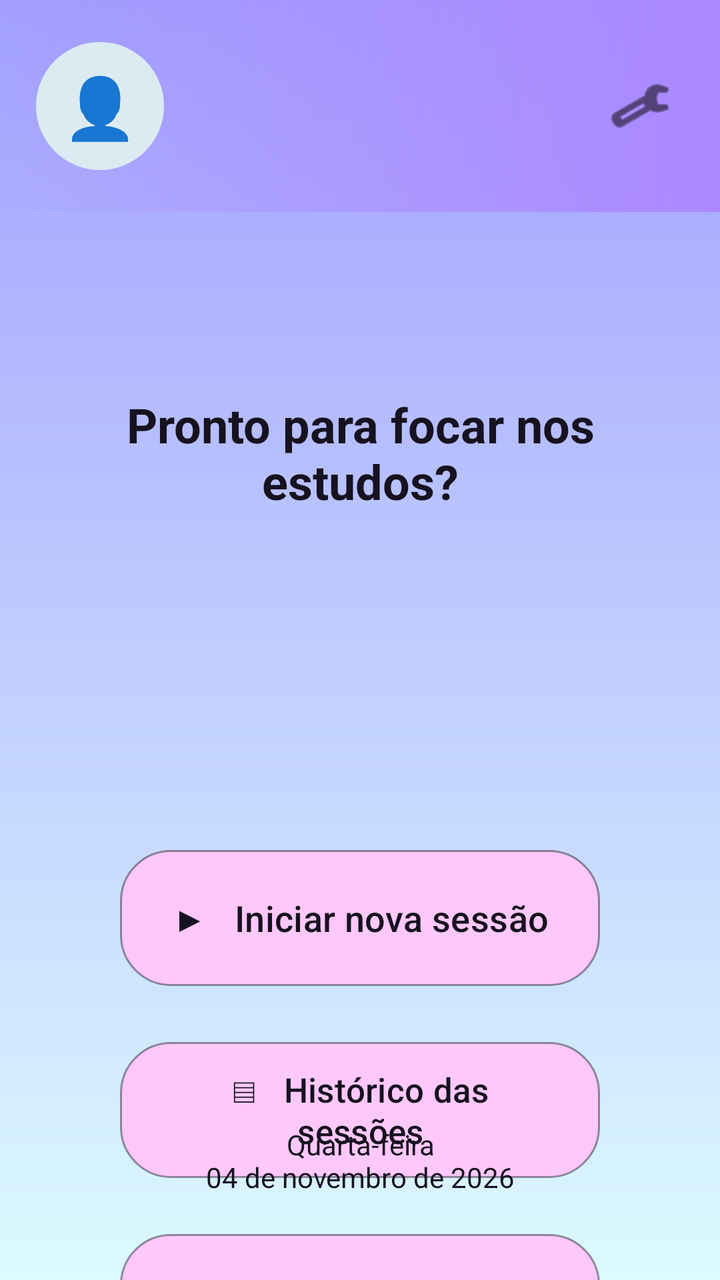
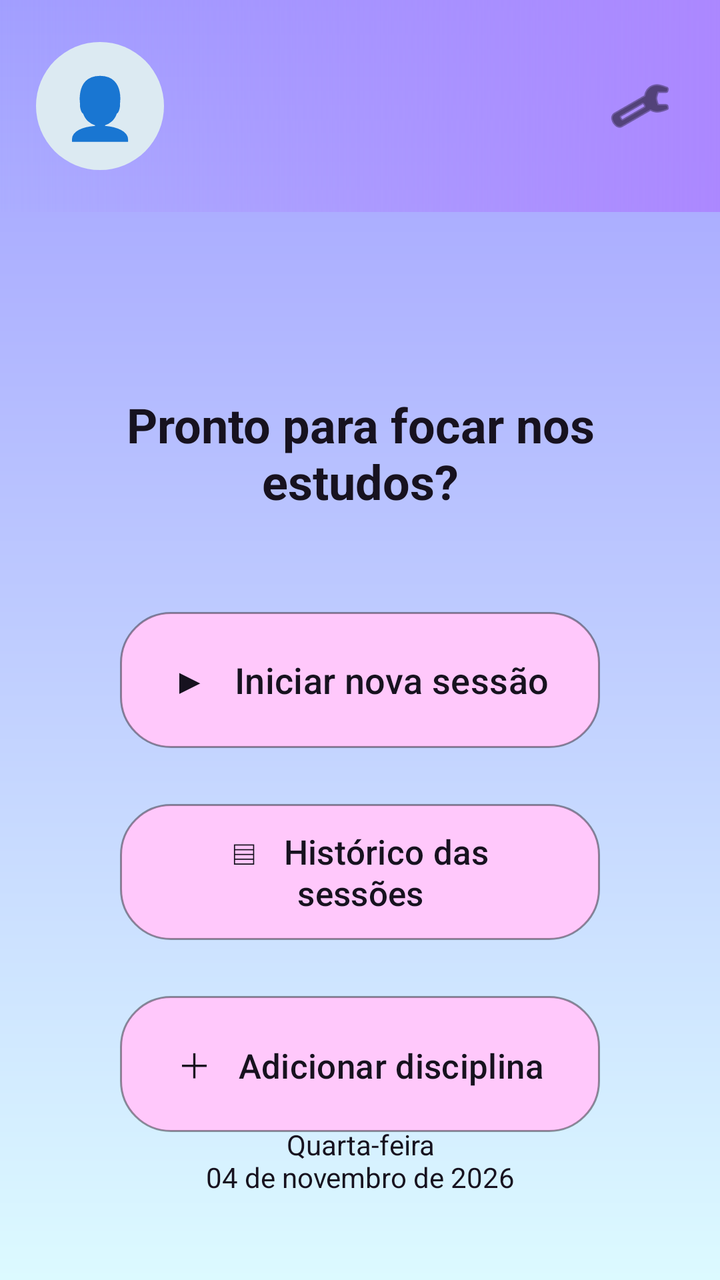

Before-and-after screenshots of an Android layout around one commit, followed by the original layout XML and the change that was made.
<!-- AndroidManifest.xml: application theme Theme.FocaAi -->
<!-- res/layout/activity_principal.xml -->
<?xml version="1.0" encoding="utf-8"?>
<androidx.constraintlayout.widget.ConstraintLayout xmlns:android="http://schemas.android.com/apk/res/android"
    xmlns:app="http://schemas.android.com/apk/res-auto"
    xmlns:tools="http://schemas.android.com/tools"
    android:layout_width="match_parent"
    android:layout_height="match_parent"
    android:background="@drawable/bg_foca_gradient"
    tools:context=".activities.PrincipalActivity">

    <androidx.constraintlayout.widget.ConstraintLayout
        android:id="@+id/headerPrincipal"
        android:layout_width="0dp"
        android:layout_height="106dp"
        android:background="@drawable/bg_header_foca"
        app:layout_constraintTop_toTopOf="parent"
        app:layout_constraintStart_toStartOf="parent"
        app:layout_constraintEnd_toEndOf="parent">

        <TextView
            android:id="@+id/txtAvatar"
            android:layout_width="64dp"
            android:layout_height="64dp"
            android:background="@drawable/bg_avatar_foca"
            android:gravity="center"
            android:text="👤"
            android:textSize="30sp"
            app:layout_constraintStart_toStartOf="parent"
            app:layout_constraintTop_toTopOf="parent"
            app:layout_constraintBottom_toBottomOf="parent"
            android:layout_marginStart="18dp" />

        <TextView
            android:id="@+id/txtOlaUsuario"
            android:layout_width="wrap_content"
            android:layout_height="wrap_content"
            android:layout_marginStart="18dp"
            android:textColor="@color/foca_text"
            android:textSize="22sp"
            android:textStyle="bold"
            app:layout_constraintBottom_toBottomOf="@id/txtAvatar"
            app:layout_constraintStart_toEndOf="@id/txtAvatar"
            app:layout_constraintTop_toTopOf="@id/txtAvatar" />

        <ImageButton
            android:id="@+id/btnConfiguracoesPrincipal"
            android:layout_width="48dp"
            android:layout_height="48dp"
            android:background="@android:color/transparent"
            android:contentDescription="Configurações"
            android:src="@android:drawable/ic_menu_preferences"
            app:tint="@color/foca_text"
            app:layout_constraintEnd_toEndOf="parent"
            app:layout_constraintTop_toTopOf="parent"
            app:layout_constraintBottom_toBottomOf="parent"
            android:layout_marginEnd="16dp" />
    </androidx.constraintlayout.widget.ConstraintLayout>

    <TextView
        android:id="@+id/txtBoasVindasPrincipal"
        android:layout_width="0dp"
        android:layout_height="wrap_content"
        android:layout_marginStart="28dp"
        android:layout_marginEnd="28dp"
        android:layout_marginTop="90dp"
        android:gravity="center"
        android:text="Pronto para focar nos estudos?"
        android:textColor="@color/foca_text"
        android:textSize="24sp"
        android:textStyle="bold"
        app:layout_constraintTop_toBottomOf="@id/headerPrincipal"
        app:layout_constraintStart_toStartOf="parent"
        app:layout_constraintEnd_toEndOf="parent" />

    <Button
        android:id="@+id/btnIniciarNovaSessao"
        android:layout_width="0dp"
        android:layout_height="68dp"
        android:layout_marginStart="60dp"
        android:layout_marginEnd="60dp"
        android:layout_marginTop="319dp"
        android:background="@drawable/button_foca_pink"
        android:text="▶   Iniciar nova sessão"
        android:textAllCaps="false"
        android:textColor="@color/foca_text"
        android:textSize="18sp"
        app:backgroundTint="@null"
        app:layout_constraintTop_toBottomOf="@id/headerPrincipal"
        app:layout_constraintStart_toStartOf="parent"
        app:layout_constraintEnd_toEndOf="parent" />

    <Button
        android:id="@+id/btnHistoricoSessoes"
        android:layout_width="0dp"
        android:layout_height="68dp"
        android:layout_marginStart="60dp"
        android:layout_marginEnd="60dp"
        android:layout_marginTop="28dp"
        android:background="@drawable/button_foca_pink"
        android:text="▤   Histórico das sessões"
        android:textAllCaps="false"
        android:textColor="@color/foca_text"
        android:textSize="17sp"
        app:backgroundTint="@null"
        app:layout_constraintTop_toBottomOf="@id/btnIniciarNovaSessao"
        app:layout_constraintStart_toStartOf="parent"
        app:layout_constraintEnd_toEndOf="parent" />

    <Button
        android:id="@+id/btnAdicionarDisciplinaPrincipal"
        android:layout_width="0dp"
        android:layout_height="68dp"
        android:layout_marginStart="60dp"
        android:layout_marginEnd="60dp"
        android:layout_marginTop="28dp"
        android:background="@drawable/button_foca_pink"
        android:text="＋   Adicionar disciplina"
        android:textAllCaps="false"
        android:textColor="@color/foca_text"
        android:textSize="17sp"
        app:backgroundTint="@null"
        app:layout_constraintTop_toBottomOf="@id/btnHistoricoSessoes"
        app:layout_constraintStart_toStartOf="parent"
        app:layout_constraintEnd_toEndOf="parent" />

    <TextView
        android:id="@+id/txtDataPrincipal"
        android:layout_width="wrap_content"
        android:layout_height="wrap_content"
        android:layout_marginBottom="42dp"
        android:gravity="center"
        android:text="Quarta-feira\n04 de novembro de 2026"
        android:textColor="@color/foca_text"
        android:textSize="14sp"
        app:layout_constraintBottom_toBottomOf="parent"
        app:layout_constraintStart_toStartOf="parent"
        app:layout_constraintEnd_toEndOf="parent" />

</androidx.constraintlayout.widget.ConstraintLayout>
<!-- resources referenced by this layout -->
<resources>
  <color name="foca_text">#17121F</color>
  <!-- drawable bg_avatar_foca (drawable) -->
  <?xml version="1.0" encoding="utf-8"?>
  <shape xmlns:android="http://schemas.android.com/apk/res/android" android:shape="oval">
      <solid android:color="#DCEAF2" />
  </shape>
  <!-- drawable bg_foca_gradient (drawable) -->
  <?xml version="1.0" encoding="utf-8"?>
  <shape xmlns:android="http://schemas.android.com/apk/res/android" android:shape="rectangle">
      <gradient android:angle="270" android:startColor="#A29FFF" android:endColor="#DCFAFF" android:type="linear" />
  </shape>
  <!-- drawable bg_header_foca (drawable) -->
  <?xml version="1.0" encoding="utf-8"?>
  <shape xmlns:android="http://schemas.android.com/apk/res/android" android:shape="rectangle">
      <gradient android:angle="0" android:startColor="#00B957FF" android:endColor="#AB87FF" android:type="linear" />
  </shape>
  <!-- drawable button_foca_pink (drawable) -->
  <?xml version="1.0" encoding="utf-8"?>
  <shape xmlns:android="http://schemas.android.com/apk/res/android" android:shape="rectangle">
      <solid android:color="#FFC8FB" />
      <corners android:radius="25dp" />
      <stroke android:width="1dp" android:color="#66000000" />
  </shape>
  <style name="Theme.FocaAi" parent="Base.Theme.FocaAi" />
  <style name="Base.Theme.FocaAi" parent="Theme.Material3.DayNight.NoActionBar">
          
          
      </style>
</resources>

<!-- the commit's change to res/layout/activity_principal.xml (unified diff, before → after) -->
@@ -1,5 +1,7 @@
 <?xml version="1.0" encoding="utf-8"?>
-<androidx.constraintlayout.widget.ConstraintLayout xmlns:android="http://schemas.android.com/apk/res/android"
+<androidx.constraintlayout.widget.ConstraintLayout
+    android:id="@+id/main"
+    xmlns:android="http://schemas.android.com/apk/res/android"
     xmlns:app="http://schemas.android.com/apk/res-auto"
     xmlns:tools="http://schemas.android.com/tools"
     android:layout_width="match_parent"
@@ -76,17 +78,17 @@
         android:layout_width="0dp"
         android:layout_height="68dp"
         android:layout_marginStart="60dp"
+        android:layout_marginTop="200dp"
         android:layout_marginEnd="60dp"
-        android:layout_marginTop="319dp"
         android:background="@drawable/button_foca_pink"
         android:text="▶   Iniciar nova sessão"
         android:textAllCaps="false"
         android:textColor="@color/foca_text"
         android:textSize="18sp"
         app:backgroundTint="@null"
-        app:layout_constraintTop_toBottomOf="@id/headerPrincipal"
+        app:layout_constraintEnd_toEndOf="parent"
         app:layout_constraintStart_toStartOf="parent"
-        app:layout_constraintEnd_toEndOf="parent" />
+        app:layout_constraintTop_toBottomOf="@id/headerPrincipal" />
 
     <Button
         android:id="@+id/btnHistoricoSessoes"
